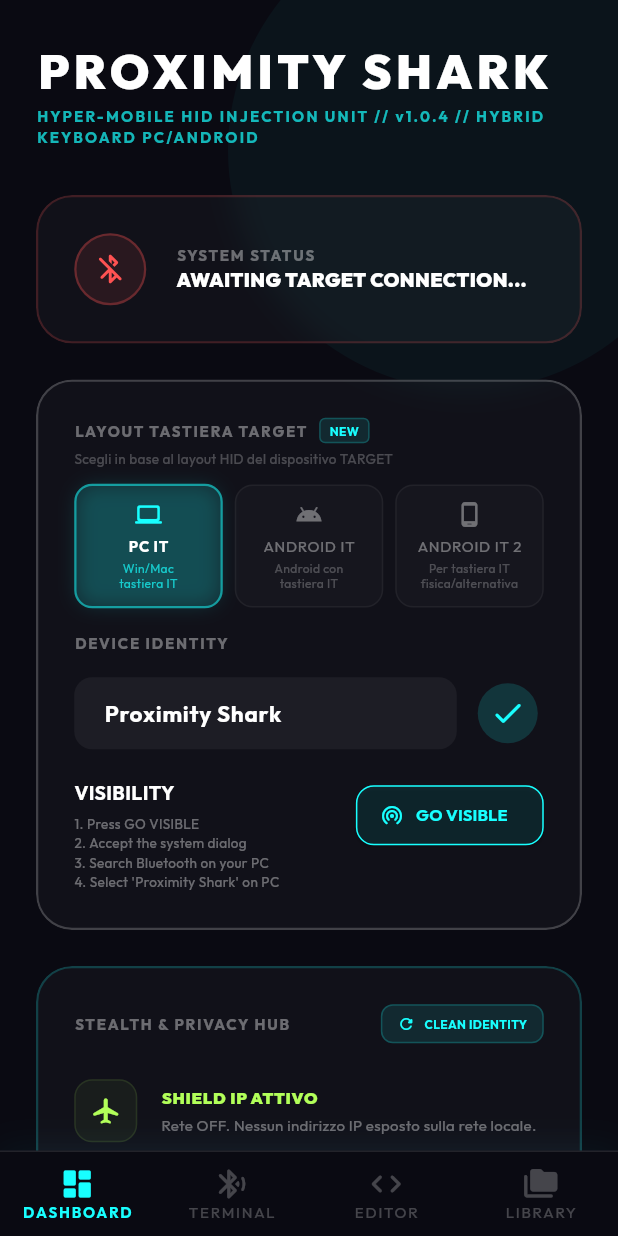
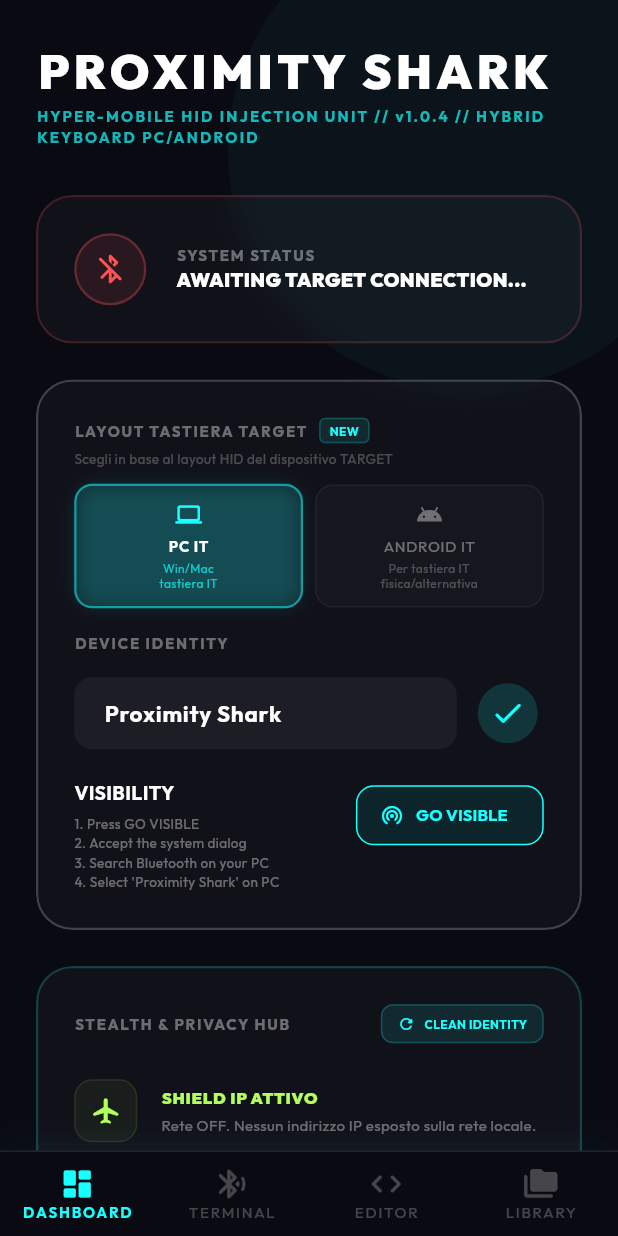
Before and after one commit to morterix01/Proximity-Shark, a Flutter app: the screen it shows after launch, on a phone screen of 412 x 824 dp. Run offline on Flutter 3.47's test engine with Material 3 defaults, Android fonts, the phone set to English and light mode, and no system bars; drawn by our look-alikes of flutter_animate; our stand-ins replace file_picker, google_fonts, permission_handler, shared_preferences; statements that could not run were skipped.

Commit message:
style: cleanup UI layout selection and remove dummy Android layout

```diff
--- a/lib/ducky_parser_it.dart
+++ b/lib/ducky_parser_it.dart
@@ -200,50 +200,48 @@ class DuckyParserIt {
     // fisicamente diversi tra US e IT (0x38 e 0x2D).
 
     // Tasti confermati IT (override italiano):
-    '-': [MOD_NONE, 0x38],     // ✅ CONFERMATO: 0x38 no-mod = -
-    '_': [MOD_LSHIFT, 0x38],   // ✅ CONFERMATO: Shift+0x38 = _
-    '?': [MOD_LSHIFT, 0x2D],   // ✅ CONFERMATO: Shift+0x2D = ?
-
+    '-': [MOD_NONE, 0x38], // ✅ CONFERMATO: 0x38 no-mod = -
+    '_': [MOD_LSHIFT, 0x38], // ✅ CONFERMATO: Shift+0x38 = _
+    '?': [MOD_LSHIFT, 0x2D], // ✅ CONFERMATO: Shift+0x2D = ?
     // Tasti confermati US (comportamento americano):
-    ':': [MOD_LSHIFT, 0x33],   // ✅ CONFERMATO: Shift+0x33 = : (tasto punto-e-virgola US)
-    '=': [MOD_NONE, 0x2E],     // ✅ CONFERMATO: 0x2E = = (tasto uguale US)
-    '.': [MOD_NONE, 0x37],     // US: tasto punto
-    ',': [MOD_NONE, 0x36],     // US: tasto virgola
-    ';': [MOD_NONE, 0x33],     // US: 0x33 non-shiftato = ;
-    '\'': [MOD_NONE, 0x2D],    // Italian: 0x2D non-shiftato = ' (apostrofo)
-
+    ':': [
+      MOD_LSHIFT,
+      0x33,
+    ], // ✅ CONFERMATO: Shift+0x33 = : (tasto punto-e-virgola US)
+    '=': [MOD_NONE, 0x2E], // ✅ CONFERMATO: 0x2E = = (tasto uguale US)
+    '.': [MOD_NONE, 0x37], // US: tasto punto
+    ',': [MOD_NONE, 0x36], // US: tasto virgola
+    ';': [MOD_NONE, 0x33], // US: 0x33 non-shiftato = ;
+    '\'': [MOD_NONE, 0x2D], // Italian: 0x2D non-shiftato = ' (apostrofo)
     // ── Simboli fila numerica: il target usa valori SHIFTATI americani ──────
     // (confermato: Shift+7 → & come su US, non / come su IT standard)
-    '!': [MOD_LSHIFT, 0x1E],   // Shift+1 = ! (uguale su US e IT)
-    '"': [MOD_LSHIFT, 0x34],   // US: Shift+apostrofo = "
-    '\$': [MOD_LSHIFT, 0x21],  // Shift+4 = $ (uguale su US e IT)
-    '%': [MOD_LSHIFT, 0x22],   // Shift+5 = % (uguale)
-    '&': [MOD_LSHIFT, 0x24],   // ✅ CONFERMATO: Shift+7 = & (comportamento US)
-    '(': [MOD_LSHIFT, 0x26],   // US: Shift+9 = (
-    ')': [MOD_LSHIFT, 0x27],   // US: Shift+0 = )
-    '+': [MOD_LSHIFT, 0x2E],   // US: Shift+= = +
-    '*': [MOD_LSHIFT, 0x25],   // US: Shift+8 = *
-    '^': [MOD_LSHIFT, 0x23],   // US: Shift+6 = ^
-
+    '!': [MOD_LSHIFT, 0x1E], // Shift+1 = ! (uguale su US e IT)
+    '"': [MOD_LSHIFT, 0x34], // US: Shift+apostrofo = "
+    '\$': [MOD_LSHIFT, 0x21], // Shift+4 = $ (uguale su US e IT)
+    '%': [MOD_LSHIFT, 0x22], // Shift+5 = % (uguale)
+    '&': [MOD_LSHIFT, 0x24], // ✅ CONFERMATO: Shift+7 = & (comportamento US)
+    '(': [MOD_LSHIFT, 0x26], // US: Shift+9 = (
+    ')': [MOD_LSHIFT, 0x27], // US: Shift+0 = )
+    '+': [MOD_LSHIFT, 0x2E], // US: Shift+= = +
+    '*': [MOD_LSHIFT, 0x25], // US: Shift+8 = *
+    '^': [MOD_LSHIFT, 0x23], // US: Shift+6 = ^
     // ── SLASH — nessuna via standard funziona su questo target ──────────────
     // Testati e falliti: Shift+7→&, 0x38→-, Shift+0x38→_, numpad→-, AltGr+7→fiasco
     // Ultima opzione non testata: AltGr+tasto-slash (0x38)
-    '/': [MOD_RALT, 0x38],     // ⚠️ UNTESTED: AltGr+0x38 — ultima opzione rimasta
-
+    '/': [MOD_RALT, 0x38], // ⚠️ UNTESTED: AltGr+0x38 — ultima opzione rimasta
     // ── Simboli AltGr (layout IT) ───────────────────────────────────────────
-    '@': [MOD_RALT, 0x34],               // AltGr+à = @
-    '#': [MOD_RALT, 0x33],               // AltGr+ò = #
-    '[': [MOD_RALT, 0x2F],               // AltGr+è = [
-    ']': [MOD_RALT, 0x30],               // AltGr++ = ]
-    '{': [MOD_LSHIFT | MOD_RALT, 0x2F],  // AltGr+Shift+è = {
-    '}': [MOD_LSHIFT | MOD_RALT, 0x30],  // AltGr+Shift++ = }
-    '\\': [MOD_RALT, 0x31],              // AltGr+ù = backslash
-    '|': [MOD_LSHIFT, 0x31],             // Shift+backslash = |
-    '<': [MOD_NONE, 0x64],               // Tasto europeo extra
-    '>': [MOD_LSHIFT, 0x64],             // Tasto europeo extra shiftato
-    '€': [MOD_RALT, 0x08],              // AltGr+E = €
-    '~': [MOD_RALT, 0x0C],              // AltGr+i (fallback IT)
-
+    '@': [MOD_RALT, 0x34], // AltGr+à = @
+    '#': [MOD_RALT, 0x33], // AltGr+ò = #
+    '[': [MOD_RALT, 0x2F], // AltGr+è = [
+    ']': [MOD_RALT, 0x30], // AltGr++ = ]
+    '{': [MOD_LSHIFT | MOD_RALT, 0x2F], // AltGr+Shift+è = {
+    '}': [MOD_LSHIFT | MOD_RALT, 0x30], // AltGr+Shift++ = }
+    '\\': [MOD_RALT, 0x31], // AltGr+ù = backslash
+    '|': [MOD_LSHIFT, 0x31], // Shift+backslash = |
+    '<': [MOD_NONE, 0x64], // Tasto europeo extra
+    '>': [MOD_LSHIFT, 0x64], // Tasto europeo extra shiftato
+    '€': [MOD_RALT, 0x08], // AltGr+E = €
+    '~': [MOD_RALT, 0x0C], // AltGr+i (fallback IT)
     // ── Caratteri accentati — fallback al tasto base ─────────────────────────
     '\u00E0': [MOD_NONE, 0x04], // à → a
     '\u00E8': [MOD_NONE, 0x08], // è → e
@@ -323,19 +321,21 @@ class DuckyParserIt {
     '9': [MOD_NONE, 0x26], '0': [MOD_NONE, 0x27],
 
     // Simboli riga dei numeri (Shift+)
-    '!': [MOD_LSHIFT, 0x1E],  // Shift + 1
-    '"': [MOD_LSHIFT, 0x1F],  // Shift + 2
+    '!': [MOD_LSHIFT, 0x1E], // Shift + 1
+    '"': [MOD_LSHIFT, 0x1F], // Shift + 2
     '\u00A3': [MOD_LSHIFT, 0x20], // Shift + 3 (£)
     '\$': [MOD_LSHIFT, 0x21], // Shift + 4 ($)
-    '%': [MOD_LSHIFT, 0x22],  // Shift + 5
-    '&': [MOD_LSHIFT, 0x23],  // Shift + 6
-    '/': [MOD_LSHIFT, 0x24],  // Shift + 7 (verrà intercettato da typeString per AltCode)
-    '(': [MOD_LSHIFT, 0x25],  // Shift + 8
-    ')': [MOD_LSHIFT, 0x26],  // Shift + 9
-    '=': [MOD_LSHIFT, 0x27],  // Shift + 0
-    '?': [MOD_LSHIFT, 0x2D],  // Shift + '
-    '^': [MOD_LSHIFT, 0x35],  // Shift + ì
-
+    '%': [MOD_LSHIFT, 0x22], // Shift + 5
+    '&': [MOD_LSHIFT, 0x23], // Shift + 6
+    '/': [
+      MOD_LSHIFT,
+      0x24,
+    ], // Shift + 7 (verrà intercettato da typeString per AltCode)
+    '(': [MOD_LSHIFT, 0x25], // Shift + 8
+    ')': [MOD_LSHIFT, 0x26], // Shift + 9
+    '=': [MOD_LSHIFT, 0x27], // Shift + 0
+    '?': [MOD_LSHIFT, 0x2D], // Shift + '
+    '^': [MOD_LSHIFT, 0x35], // Shift + ì
     // Whitespace
     ' ': [MOD_NONE, 0x2C], '\n': [MOD_NONE, 0x28], '\t': [MOD_NONE, 0x2B],
 
@@ -356,7 +356,6 @@ class DuckyParserIt {
     '\u00EC': [MOD_NONE, 0x2E], // ì
     '\u00F2': [MOD_NONE, 0x34], // ò
     '\u00F9': [MOD_NONE, 0x31], // ù
-
     // Simboli AltGr (Layout IT Android)
     // Nota: Su Android, a volte l'RALT (AltGr) non attiva tutti i caratteri third-level standard di PC,
     // potrebbe essere necessario esplorare comandi supplementari se questi non funzionano.
@@ -364,14 +363,20 @@ class DuckyParserIt {
     '#': [MOD_RALT, 0x33], // AltGr + à
     '[': [MOD_RALT, 0x2F], // AltGr + è
     ']': [MOD_RALT, 0x30], // AltGr + +
-    '{': [MOD_LSHIFT | MOD_RALT, 0x2F], // AltGr + Shift + è = { (Su Android a volte è diverso, ma solitamente matcha il PC)
+    '{': [
+      MOD_LSHIFT | MOD_RALT,
+      0x2F,
+    ], // AltGr + Shift + è = { (Su Android a volte è diverso, ma solitamente matcha il PC)
     '}': [MOD_LSHIFT | MOD_RALT, 0x30], // AltGr + Shift + + = }
-    '|': [MOD_LSHIFT, 0x35],            // Shift + \ = |
-    '\\': [MOD_NONE, 0x35],             // Tasto \ (vicino a 1)
-    '<': [MOD_NONE, 0x64],              // Tasto < (se presente sulla tastiera virtuale/fisica)
+    '|': [MOD_LSHIFT, 0x35], // Shift + \ = |
+    '\\': [MOD_NONE, 0x35], // Tasto \ (vicino a 1)
+    '<': [
+      MOD_NONE,
+      0x64,
+    ], // Tasto < (se presente sulla tastiera virtuale/fisica)
     '>': [MOD_LSHIFT, 0x64],
-    '~': [MOD_RALT, 0x0C],              // AltGr + i (Fallback Windows/Android per tilde)
-    '`': [MOD_RALT, 0x2E],              // AltGr + ' (Fallback per backtick)
+    '~': [MOD_RALT, 0x0C], // AltGr + i (Fallback Windows/Android per tilde)
+    '`': [MOD_RALT, 0x2E], // AltGr + ' (Fallback per backtick)
   };
 
   Map<String, List<int>> get _currentKeyMap {
--- a/lib/screens/home_screen.dart
+++ b/lib/screens/home_screen.dart
@@ -559,20 +559,11 @@ class _HomeScreenState extends State<HomeScreen> {
             const SizedBox(width: 8),
             _buildLayoutOption(
               "ANDROID IT",
-              "Android con\ntastiera IT",
-              appState.activeLayout == KeyboardLayout.android,
-              () => appState.updateKeyboardLayout(KeyboardLayout.android),
-              Icons.android_rounded,
-              Colors.greenAccent,
-            ),
-            const SizedBox(width: 8),
-            _buildLayoutOption(
-              "ANDROID IT 2",
               "Per tastiera IT\nfisica/alternativa",
               appState.activeLayout == KeyboardLayout.androidIt,
               () => appState.updateKeyboardLayout(KeyboardLayout.androidIt),
-              Icons.phone_android_rounded,
-              Colors.amberAccent,
+              Icons.android_rounded,
+              Colors.greenAccent,
             ),
           ],
         ),
```
